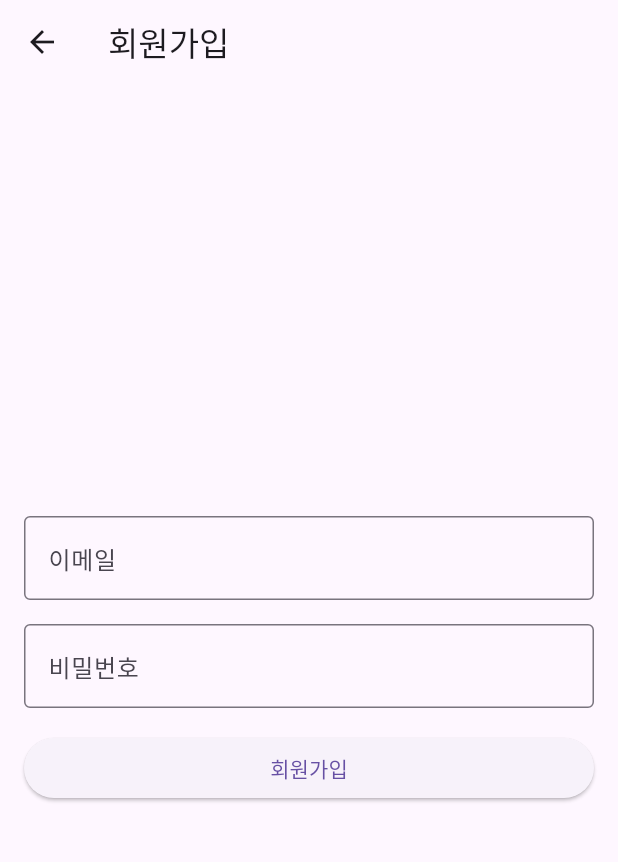
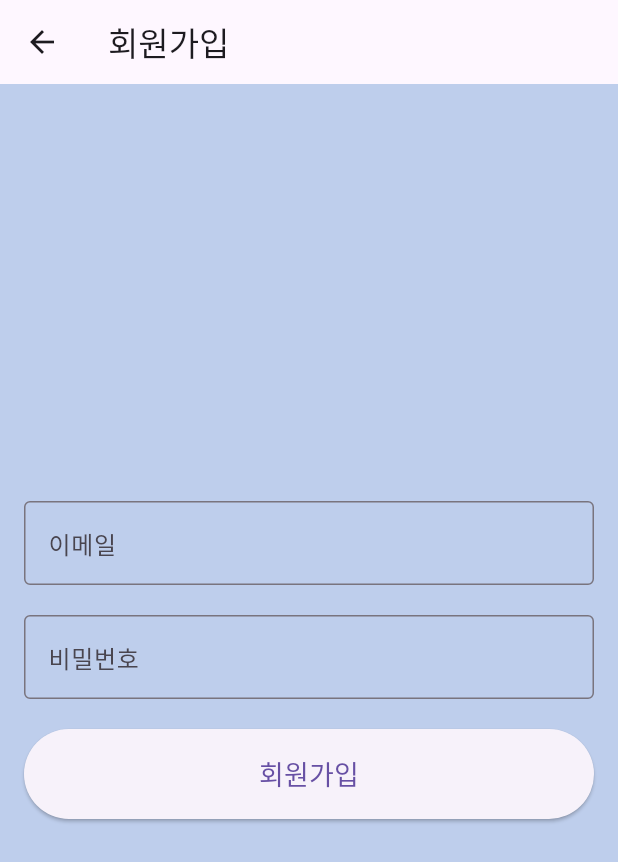
Before and after one commit to UNTOC-CAMP-2024-2/Upmoney_Frontend, a Flutter app: the screen it shows after launch, after a tap on "회원가입하기", on a phone screen of 412 x 824 dp. Shown: the top 862 px of the screen. Run offline on Flutter 3.47's test engine with Material 3 defaults, Android fonts, the phone set to English and light mode, and no system bars.

Commit message:
로그인, 회원가입 입력창 크기 조절

```diff
--- a/lib/pages/login.dart
+++ b/lib/pages/login.dart
@@ -11,6 +11,7 @@ class LoginPage extends StatelessWidget {
       appBar: AppBar(
         title: const Text("로그인"),
       ),
+      backgroundColor:  const Color.fromARGB(244, 187, 204, 235),
       body: Center(
         child: Padding(
           padding: const EdgeInsets.all(16.0),
@@ -21,7 +22,7 @@ class LoginPage extends StatelessWidget {
               Align(
                 alignment: Alignment.center,
                 child: Container(
-                  width: 420, // 가로 크기
+                  width: 400, // 가로 크기
                   height: 60, // 세로 크기
                   child: TextField(
                     decoration: const InputDecoration(
@@ -36,7 +37,7 @@ class LoginPage extends StatelessWidget {
               Align(
                 alignment: Alignment.center,
                 child: Container(
-                  width: 420, // 가로 크기
+                  width: 400, // 가로 크기
                   height: 60, // 세로 크기
                   child: TextField(
                     obscureText: true,
@@ -52,7 +53,7 @@ class LoginPage extends StatelessWidget {
               Align(
                 alignment: Alignment.center,
                 child: Container(
-                  width: 420, // 가로 크기
+                  width: 400, // 가로 크기
                   height: 60, // 세로 크기
                   child: ElevatedButton(
                     onPressed: () {
@@ -73,7 +74,12 @@ class LoginPage extends StatelessWidget {
               ),
               const SizedBox(height: 16), // 간격
               // 회원가입 버튼
-              TextButton(
+              Align(
+                alignment: Alignment.center,
+                child: Container(
+                  width: 280, // 버튼 크기
+                  height: 50, // 버튼 높이
+                  child: TextButton(
                     onPressed: () {
                       Navigator.push(
                         context,
@@ -82,7 +88,14 @@ class LoginPage extends StatelessWidget {
                         ),
                       );
                     },
-                child: const Text("회원가입하기"),
+                    child: const Text(
+                      "회원가입하기",
+                      style: TextStyle(
+                        fontSize: 16, // 텍스트 크기 증가
+                      ),
+                    ),
+                  ),
+                ),
               ),
             ],
           ),
--- a/lib/pages/signup.dart
+++ b/lib/pages/signup.dart
@@ -9,38 +9,64 @@ class SignUpPage extends StatelessWidget {
       appBar: AppBar(
         title: const Text("회원가입"),
       ),
-      body: Padding(
+      backgroundColor:  const Color.fromARGB(244, 187, 204, 235),
+      body: Center(
+        child: Padding(
           padding: const EdgeInsets.all(16.0),
           child: Column(
             mainAxisAlignment: MainAxisAlignment.center,
-          crossAxisAlignment: CrossAxisAlignment.stretch,
             children: [
               // 이메일 입력 필드
-            TextField(
+              Align(
+                alignment: Alignment.center,
+                child: Container(
+                  width: 400, // 가로 크기
+                  height: 60, // 세로 크기
+                  child: TextField(
                     decoration: const InputDecoration(
                       labelText: "이메일",
                       border: OutlineInputBorder(),
                     ),
                   ),
-            const SizedBox(height: 16),
+                ),
+              ),
+              const SizedBox(height: 16), // 간격
               // 비밀번호 입력 필드
-            TextField(
+              Align(
+                alignment: Alignment.center,
+                child: Container(
+                  width: 400, // 가로 크기
+                  height: 60, // 세로 크기
+                  child: TextField(
                     obscureText: true,
                     decoration: const InputDecoration(
                       labelText: "비밀번호",
                       border: OutlineInputBorder(),
                     ),
                   ),
-            const SizedBox(height: 16),
+                ),
+              ),
+              const SizedBox(height: 16), // 간격
               // 회원가입 버튼
-            ElevatedButton(
+              Align(
+                alignment: Alignment.center,
+                child: Container(
+                  width: 400, // 가로 크기
+                  height: 60, // 세로 크기
+                  child: ElevatedButton(
                     onPressed: () {
-                // 회원가입 로직
-                // 예: Navigator.pop(context); // 회원가입 후 이전 페이지로 돌아가기
+                      // 회원가입 완료 후 이전 페이지로 돌아가기
+                      Navigator.pop(context);
                     },
-              child: const Text("회원가입"),
+                    child: const Text(
+                      "회원가입",
+                      style: TextStyle(fontSize: 18),
+                    ),
+                  ),
+                ),
               ),
             ],
+          ),
         ),
       ),
     );
```
Lines whose indentation alone changed are shown as unchanged.
